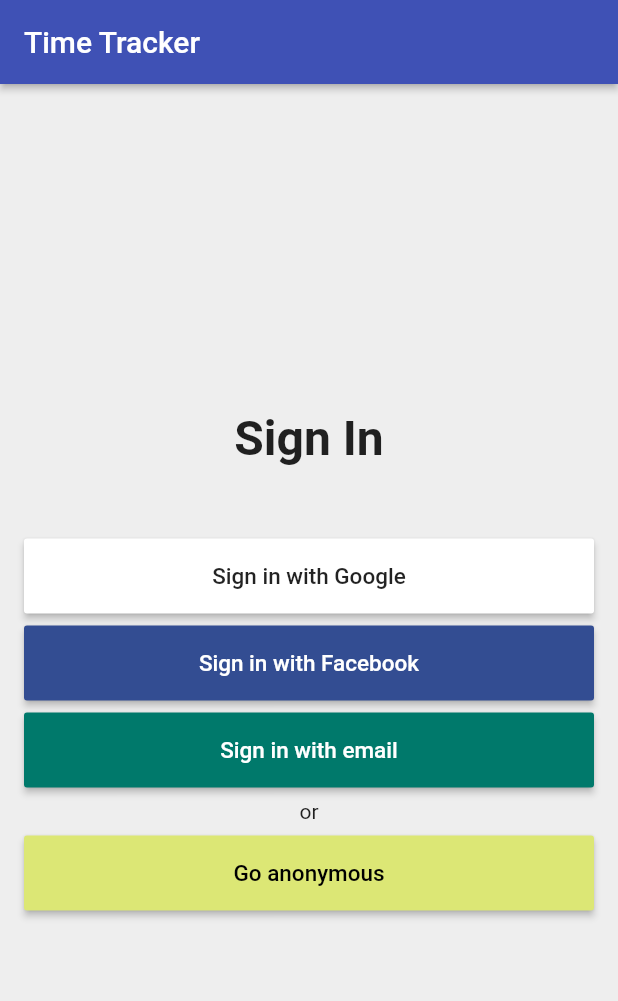
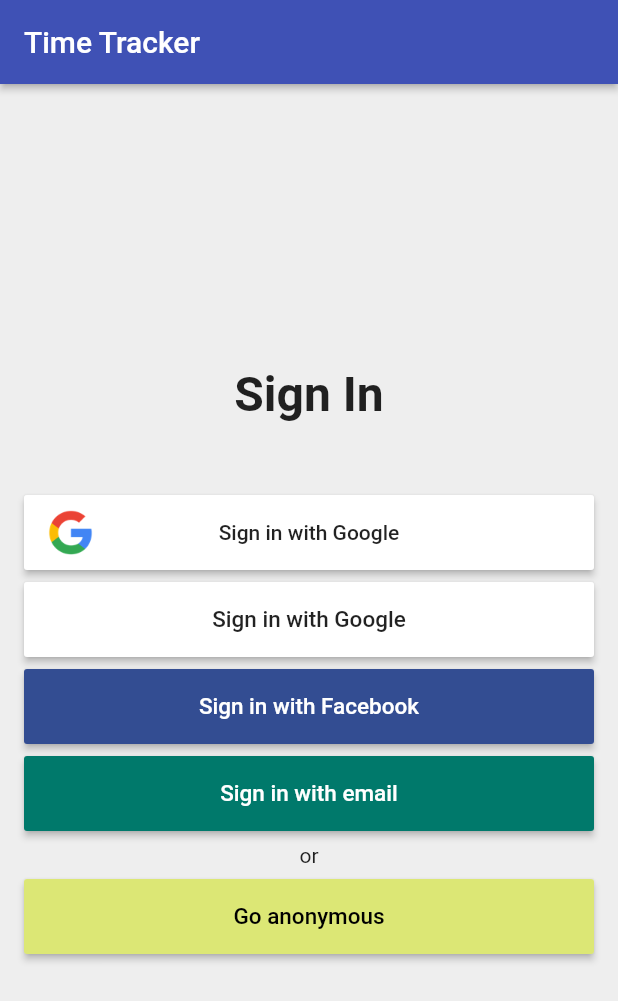
Before and after one commit to admiralicic/flutter-time-tracker, a Flutter app: the screen it shows after launch, on a phone screen of 412 x 824 dp. Shown: the top 1001 px of the screen. Run offline on Flutter 3.47's test engine with Material 2 defaults, Android fonts, the phone set to English and light mode, and no system bars.

Commit message:
Add google signin button with image

```diff
--- a/lib/app/sign_in/sign_in_page.dart
+++ b/lib/app/sign_in/sign_in_page.dart
@@ -31,6 +31,22 @@ class SignInPage extends StatelessWidget {
             ),
           ),
           SizedBox(height: 48.0),
+          CustomRaisedButton(
+            child: Row(
+              mainAxisAlignment: MainAxisAlignment.spaceBetween,
+              children: <Widget>[
+                Image.asset('images/google-logo.png'),
+                Text('Sign in with Google'),
+                Opacity(
+                  child: Image.asset('images/google-logo.png'),
+                  opacity: 0.0,
+                ),
+              ],
+            ),
+            color: Colors.white,
+            onPressed: () {},
+          ),
+          SizedBox(height: 8.0),
           SignInButton(
             text: 'Sign in with Google',
             textColor: Colors.black87,
--- a/pubspec.yaml
+++ b/pubspec.yaml
@@ -43,7 +43,10 @@ flutter:
   # To add assets to your application, add an assets section, like this:
   # assets:
   #  - images/a_dot_burr.jpeg
-  #  - images/a_dot_ham.jpeg
+  #  - images/a_dot_ham.jpegž
+  assets:
+   - images/google-logo.png
+   - images/facebook-logo.png
 
   # An image asset can refer to one or more resolution-specific "variants", see
   # https://flutter.io/assets-and-images/#resolution-aware.
```
Also changed, not shown: images/2.0x/facebook-logo.png (added), images/2.0x/google-logo.png (added), images/3.0x/facebook-logo.png (added), images/3.0x/google-logo.png (added), images/facebook-logo.png (added), images/google-logo.png (added).
